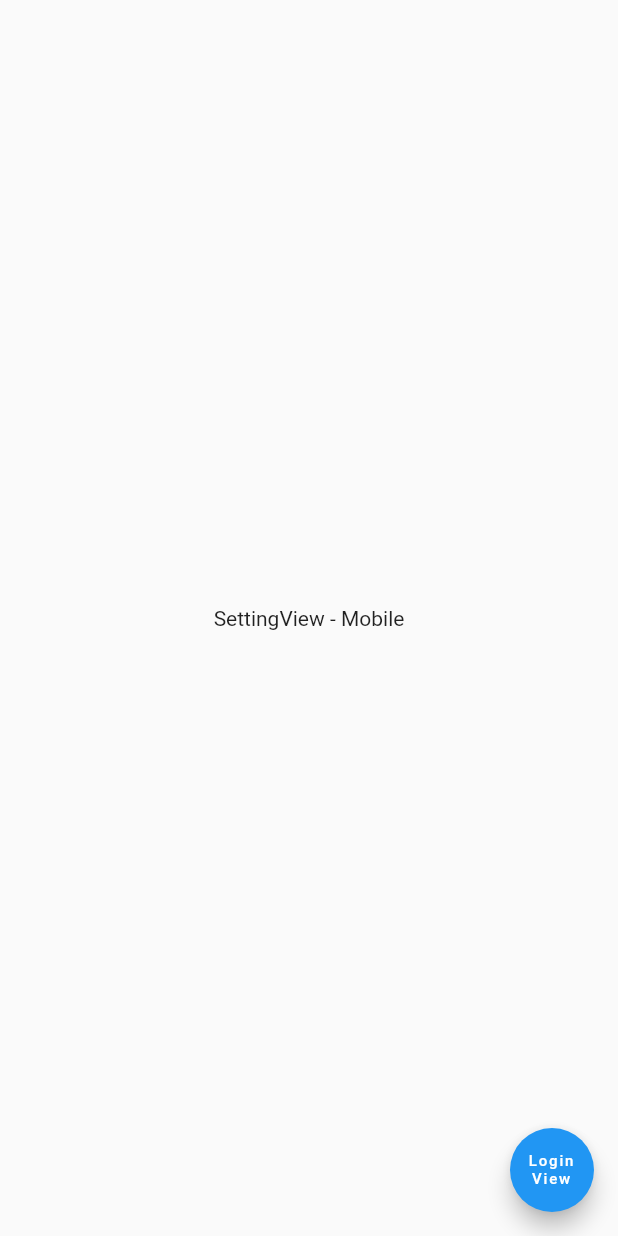
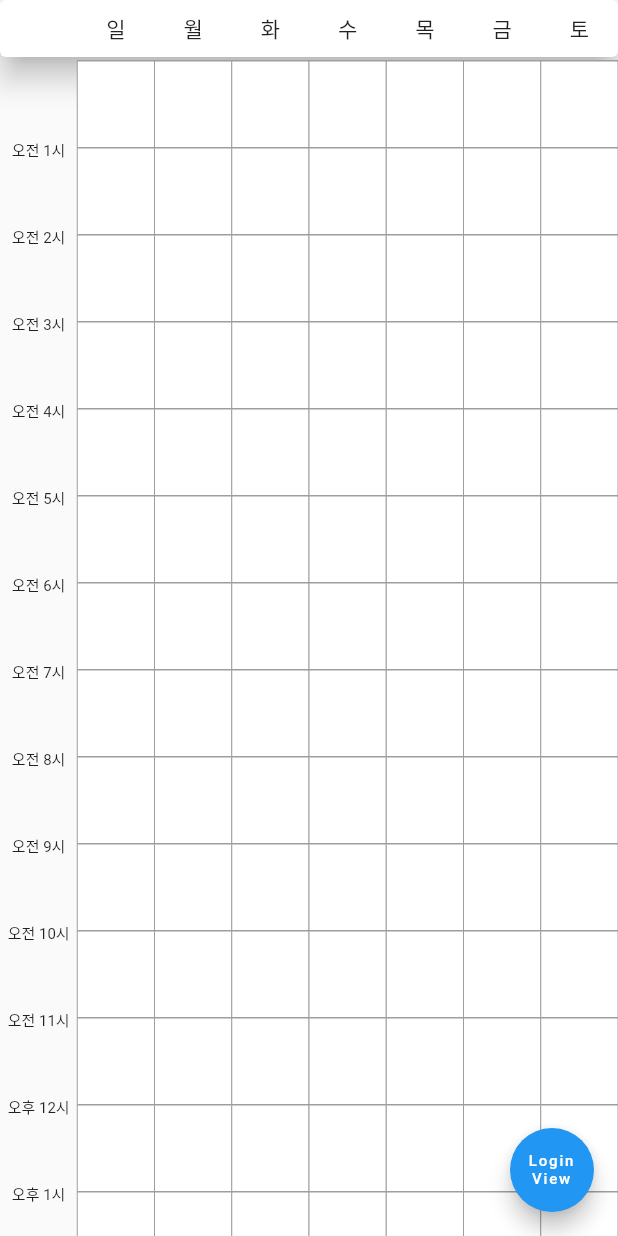
Before and after one commit to GC211SE/frontent, a Flutter app: the SettingView screen opened by its route, on a phone screen of 412 x 824 dp. Run offline on Flutter 3.47's test engine with Material 2 defaults, Android fonts, the phone set to English and light mode, and no system bars.

Commit message:
timetable....????
timetable....????
잘되는지 모르겠다....

```diff
--- /dev/null
+++ b/lib/Widget/timetable.dart
@@ -0,0 +1,102 @@
+import 'package:flutter/material.dart';
+import 'package:gcrs/src/anHour.dart';
+import 'package:gcrs/src/header.dart';
+import 'package:gcrs/src/indicator.dart';
+import 'package:gcrs/src/weekly_times.dart';
+
+class WeeklyTimeTable extends StatefulWidget {
+  final ValueChanged<Map<int, List<int>>> onValueChanged;
+  final Color cellColor;
+  final Color cellSelectedColor;
+  final Color boarderColor;
+  final Map<int, List<int>> initialSchedule;
+  final bool draggable;
+  final String locale;
+
+  WeeklyTimeTable({
+    this.cellColor = Colors.white,
+    this.cellSelectedColor = Colors.black,
+    this.boarderColor = Colors.grey,
+    this.initialSchedule = const {
+      0: [],
+      1: [],
+      2: [],
+      3: [],
+      4: [],
+      5: [],
+      6: [],
+    },
+    this.draggable = false,
+    this.locale = "en",
+    this.onValueChanged,
+  });
+
+  @override
+  _WeeklyTimeTableState createState() => _WeeklyTimeTableState(this.initialSchedule);
+}
+
+class _WeeklyTimeTableState extends State<WeeklyTimeTable> {
+  String locale = 'en';
+  Map<int, List<int>> selected;
+
+  _WeeklyTimeTableState(this.selected);
+
+  @override
+  void initState() {
+    if (WeeklyTimes.localContains(widget.locale)) {
+      setState(() {
+        locale = widget.locale;
+      });
+    }
+
+    super.initState();
+  }
+
+  @override
+  Widget build(BuildContext context) {
+    return Column(
+      mainAxisSize: MainAxisSize.min,
+      children: <Widget>[
+        Header(WeeklyTimes.dates[this.locale]),
+        Expanded(
+          child: ListView.builder(
+            itemCount: WeeklyTimes.times[this.locale].length,
+            shrinkWrap: true,
+            scrollDirection: Axis.vertical,
+            itemBuilder: (BuildContext context, int index) {
+              List<Widget> children = [];
+              children.add(Indicator(WeeklyTimes.times[this.locale][index]));
+              children.addAll(
+                List.generate(
+                  WeeklyTimes.dates[this.locale].length - 1,
+                      (i) =>
+                      Cell(
+                        day: i,
+                        timeRange: index,
+                        isSelected: selected[i].contains(index),
+                        onCellTapped: onCellTapped,
+                        cellColor: widget.cellColor,
+                        cellSelectedColor: widget.cellSelectedColor,
+                        boarderColor: widget.boarderColor,
+                      ),
+                ),
+              );
+              return Row(children: children);
+            },
+          ),
+        ),
+      ],
+    );
+  }
+
+  onCellTapped(int day, int timeRange, bool nextSelectedState) {
+    setState(() {
+      if (!nextSelectedState) {
+        selected[day].add(timeRange);
+      } else {
+        selected[day].remove(timeRange);
+      }
+    });
+    widget.onValueChanged(selected);
+  }
+}
--- /dev/null
+++ b/lib/src/anHour.dart
@@ -0,0 +1,66 @@
+import 'package:flutter/material.dart';
+
+class Cell extends StatefulWidget {
+  final int day;
+  final int timeRange;
+  final bool isSelected;
+  final Function(int, int, bool) onCellTapped;
+  final Color cellColor;
+  final Color cellSelectedColor;
+  final Color boarderColor;
+
+  Cell({
+    @required this.day,
+    @required this.timeRange,
+    @required this.isSelected,
+    @required this.onCellTapped,
+    this.cellColor = Colors.white,
+    this.cellSelectedColor = Colors.black,
+    this.boarderColor = Colors.grey,
+  });
+
+  @override
+  _CellState createState() => _CellState();
+}
+
+class _CellState extends State<Cell> {
+  Key key;
+
+  @override
+  void initState() {
+    key = Key("timecell-${widget.day}-${widget.timeRange}");
+    super.initState();
+  }
+
+  @override
+  Widget build(BuildContext context) {
+    return Expanded(
+      key: key,
+      child: Center(
+        child: GestureDetector(
+          onTap: () {
+            widget.onCellTapped(
+                widget.day, widget.timeRange, widget.isSelected);
+          },
+          child: AnimatedContainer(
+            decoration: BoxDecoration(
+              color: currentColor,
+              border: Border(
+                top: BorderSide(width: 1.0, color: widget.boarderColor),
+                left: BorderSide(width: 0.0, color: widget.boarderColor),
+                right: BorderSide(width: 0.0, color: widget.boarderColor),
+              ),
+            ),
+            height: 58.0,
+            duration: Duration(milliseconds: 500),
+            curve: Curves.fastOutSlowIn,
+          ),
+        ),
+      ),
+    );
+  }
+
+  get currentColor {
+    return widget.isSelected ? widget.cellSelectedColor : widget.cellColor;
+  }
+}
--- /dev/null
+++ b/lib/src/header.dart
@@ -0,0 +1,22 @@
+import 'package:flutter/material.dart';
+
+class Header extends StatelessWidget {
+  Header(this.dates);
+
+  final List<String> dates;
+
+  @override
+  Widget build(BuildContext context) {
+    return SizedBox(
+      height: 40,
+      child: Card(
+        margin: EdgeInsets.fromLTRB(0, 0, 0, 2.0),
+        child: Row(
+            children: dates
+                .map((day) => Expanded(child: Center(child: Text(day))))
+                .toList()),
+        elevation: 8.0,
+      ),
+    );
+  }
+}
--- /dev/null
+++ b/lib/src/indicator.dart
@@ -0,0 +1,25 @@
+import 'package:flutter/material.dart';
+
+class Indicator extends StatelessWidget {
+  final String time;
+
+  Indicator(this.time);
+
+  @override
+  Widget build(BuildContext context) {
+    return Expanded(
+      flex: 1,
+      child: Align(
+        alignment: Alignment.bottomCenter,
+        heightFactor: 0.8,
+        child: Container(
+          height: 58,
+          child: Text(
+            '$time',
+            style: TextStyle(fontSize: 10.0),
+          ),
+        ),
+      ),
+    );
+  }
+}
--- /dev/null
+++ b/lib/src/weekly_times.dart
@@ -0,0 +1,65 @@
+class WeeklyTimes {
+  static final supportedLocales = const ['ko', 'en'];
+
+  static final dates = {
+    "ko": <String>['', '일', '월', '화', '수', '목', '금', '토'],
+    "en": <String>['', 'SUN', 'MON', 'TUE', 'WED', 'THU', 'FRI', 'SAT'],
+  };
+
+  static final times = {
+    "ko": <String>[
+      '',
+      '오전 1시',
+      '오전 2시',
+      '오전 3시',
+      '오전 4시',
+      '오전 5시',
+      '오전 6시',
+      '오전 7시',
+      '오전 8시',
+      '오전 9시',
+      '오전 10시',
+      '오전 11시',
+      '오후 12시',
+      '오후 1시',
+      '오후 2시',
+      '오후 3시',
+      '오후 4시',
+      '오후 5시',
+      '오후 6시',
+      '오후 7시',
+      '오후 8시',
+      '오후 9시',
+      '오후 10시',
+      '오후 11시',
+    ],
+    "de": <String>[
+      '',
+      '01:00',
+      '02:00',
+      '03:00',
+      '04:00',
+      '05:00',
+      '06:00',
+      '07:00',
+      '08:00',
+      '09:00',
+      '10:00',
+      '11:00',
+      '12:00',
+      '13:00',
+      '14:00',
+      '15:00',
+      '16:00',
+      '17:00',
+      '18:00',
+      '19:00',
+      '20:00',
+      '21:00',
+      '22:00',
+      '23:00',
+    ],
+  };
+
+  static bool localContains(String locale) => supportedLocales.contains(locale);
+}
--- a/lib/views/settingView.dart
+++ b/lib/views/settingView.dart
@@ -1,7 +1,11 @@
 import 'package:flutter/material.dart';
+import 'package:gcrs/Widget/timetable.dart';
 import 'package:gcrs/utils/GlobalVariables.dart';
 
 class SettingView extends StatefulWidget {
+  SettingView({Key key, this.title}) : super(key: key);
+
+  final String title;
   @override
   _SettingViewState createState() => _SettingViewState();
 }
@@ -10,6 +14,7 @@ class _SettingViewState extends State<SettingView> {
   @override
   Widget build(BuildContext context) {
     return Scaffold(
+/*
       body: MediaQuery.of(context).size.width > GlobalVariables.mobileWidth
           ?
           // Desktop(Web) UI
@@ -38,7 +43,16 @@ class _SettingViewState extends State<SettingView> {
                 ),
               ],
             ),
-
+*/
+      body: WeeklyTimeTable(
+//        cellColor: Color.fromRGBO(0, 184, 255, 1.0),
+//        cellSelectedColor: Color.fromRGBO(189, 0, 255, 1.0),
+//        boarderColor: Color.fromRGBO(0,30,255, 1.0),
+        locale: 'ko',
+        onValueChanged: (Map<int, List<int>>selected) {
+          print(selected);
+        },
+      ),
       // This will be removed (TEST)
       floatingActionButton: FloatingActionButton(
         child: Text(
```
Also changed, not shown: pubspec.lock.
